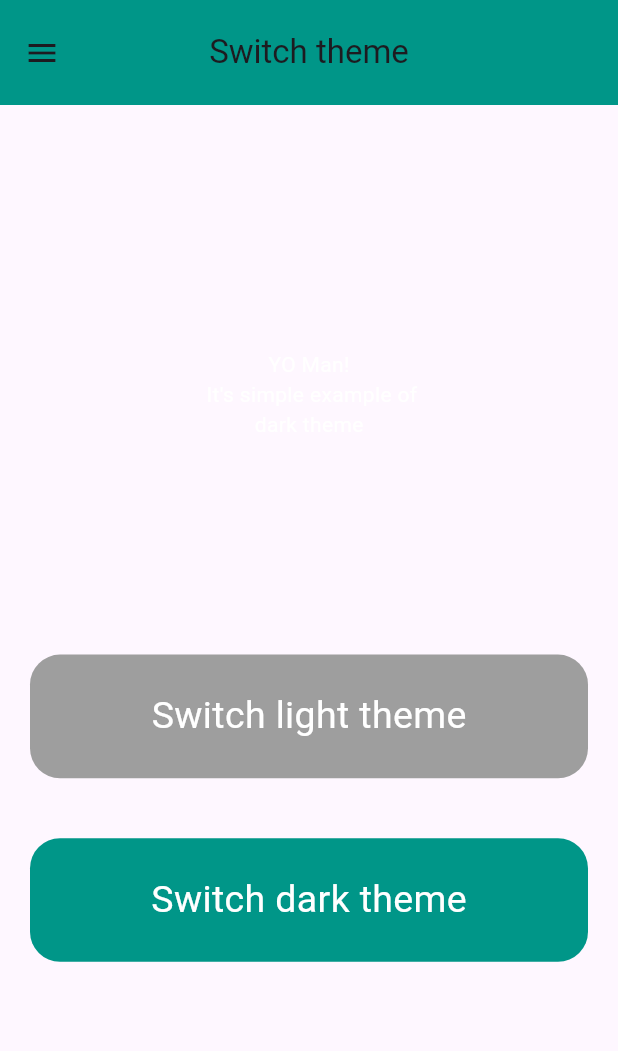
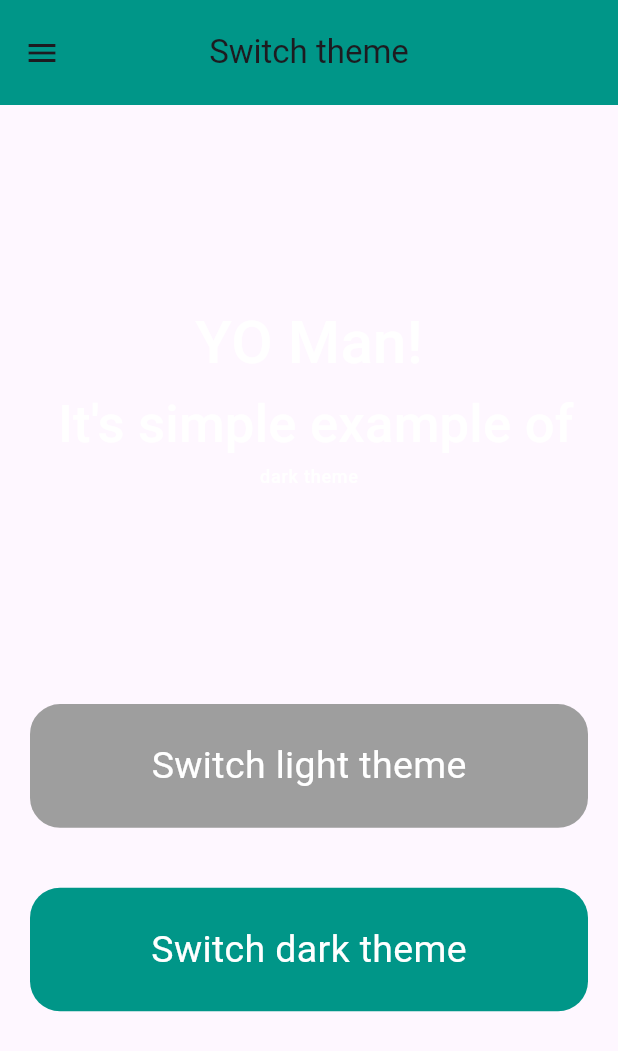
Before and after one commit to MauryaAayush/advflutterch_1, a Flutter app: the screen it shows after launch, on a phone screen of 412 x 824 dp. Shown: the top 1051 px of the screen. Run offline on Flutter 3.47's test engine with Material 3 defaults, Android fonts, the phone set to English and light mode, and no system bars.

Commit message:
Radhey Radhey

```diff
--- a/lib/screens/first_page/Views/Switch_theme_Screen/Switch_theme_screen.dart
+++ b/lib/screens/first_page/Views/Switch_theme_Screen/Switch_theme_screen.dart
@@ -18,7 +18,10 @@ class Switch_Theme extends StatelessWidget {
           textTheme: TextTheme(
             labelLarge: TextStyle(
               fontSize: 40,
-            )
+            ),
+           titleMedium: TextStyle(
+             fontSize: 35
+           )
           )
         ),
         darkTheme: ThemeData.dark().copyWith(
--- a/lib/screens/first_page/Views/Switch_theme_Screen/part_2.dart
+++ b/lib/screens/first_page/Views/Switch_theme_Screen/part_2.dart
@@ -27,9 +27,9 @@ class _switch_theme_2State extends State<switch_theme_2> {
         mainAxisAlignment: MainAxisAlignment.center,
         children: [
 
-          Text('YO Man!'),
-          Text(" It's simple example of"),
-          Text('dark theme'),
+          Text('YO Man!',style: Theme.of(context).textTheme.labelLarge,),
+          Text(" It's simple example of",style: Theme.of(context).textTheme.titleMedium,),
+          Text('dark theme',style: Theme.of(context).textTheme.labelMedium,),
 
           SizedBox(height: height*0.15,),
 
```
